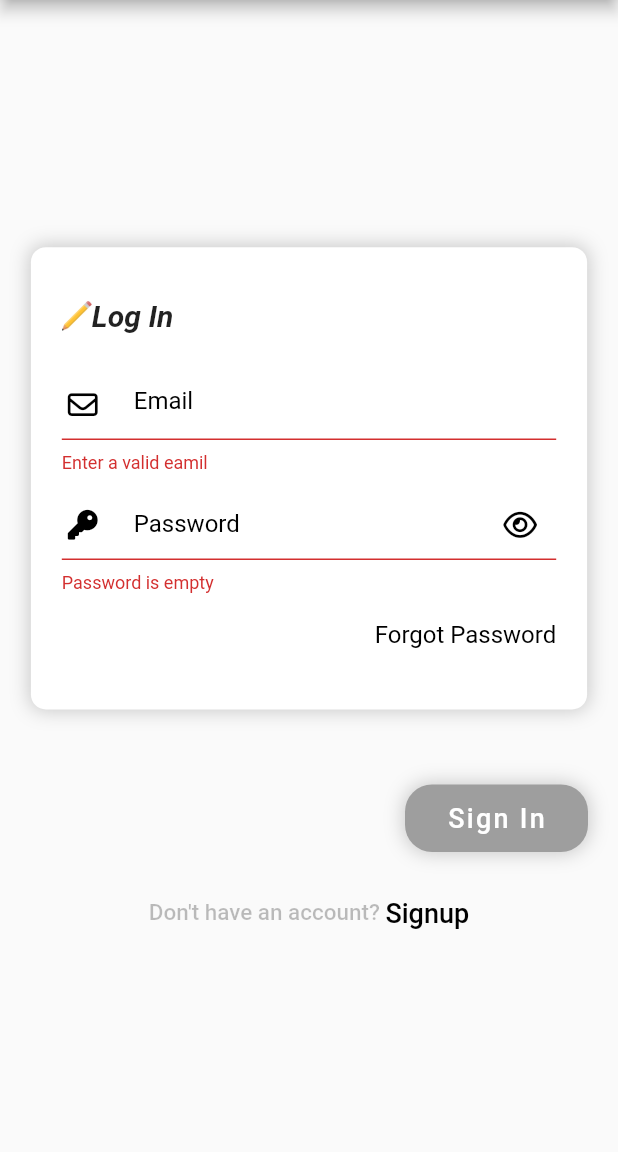
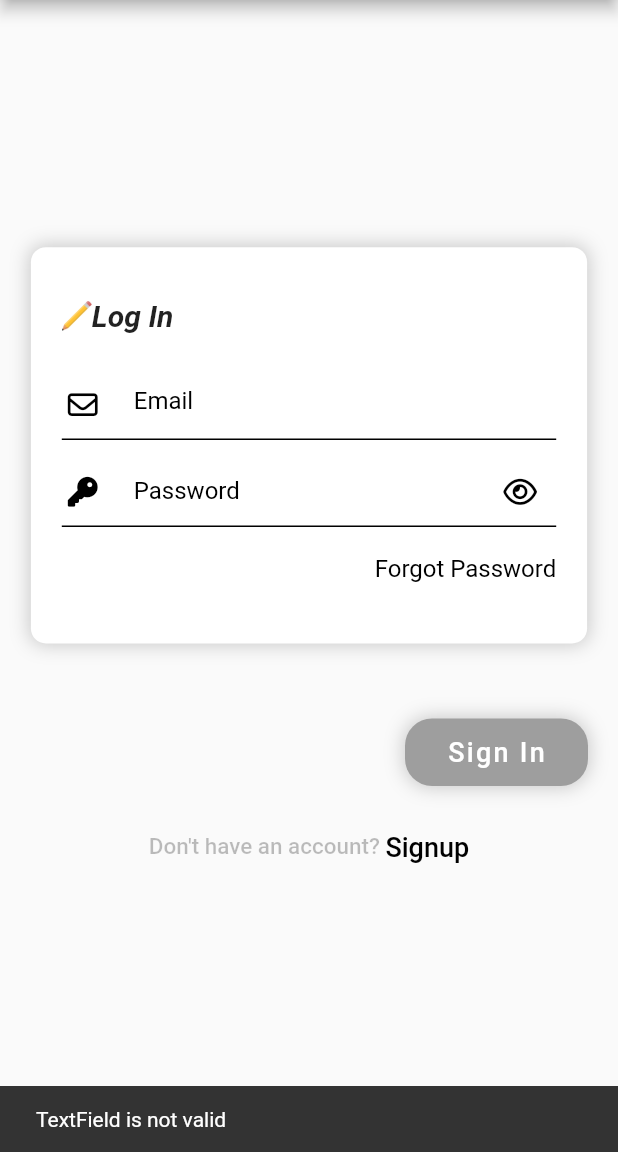
Before and after one commit to Masrafi/Bloc-Hero, a Flutter app: the screen it shows after launch, after a tap on "Sign In", on a phone screen of 412 x 824 dp, the part 84-1236 px from its top. Run offline on Flutter 3.47's test engine with Material 2 defaults, Android fonts, the phone set to English and light mode, and no system bars; our stand-ins replace animated_text_kit, connectivity, email_validator, flutter_bloc, font_awesome_flutter, modal_progress_hud_nsn; Roboto replaces fonts that are missing (OpenSans, Signatra).

```diff
--- a/lib/bloc/login_bloc/login_state.dart
+++ b/lib/bloc/login_bloc/login_state.dart
@@ -10,3 +10,7 @@ class LogInErrorState extends LogInState {
 }
 
 class LogInLoadingState extends LogInState {}
+
+class LogInSuccessState extends LogInState {}
+
+class LogInFailState extends LogInState {}
--- a/lib/screen/login_screen.dart
+++ b/lib/screen/login_screen.dart
@@ -3,7 +3,7 @@ import 'package:bdtender_bloc/bloc/login_bloc/login_state.dart';
 import 'package:flutter/material.dart';
 import 'package:flutter_bloc/flutter_bloc.dart';
 import 'package:font_awesome_flutter/font_awesome_flutter.dart';
-import 'package:shared_preferences/shared_preferences.dart';
+import 'package:modal_progress_hud_nsn/modal_progress_hud_nsn.dart';
 import '../bloc/login_bloc/login_bloc.dart';
 import '../utils/color.dart';
 import '../utils/heder.dart';
@@ -17,7 +17,6 @@ class LoginScreen extends StatefulWidget {
 }
 
 class _LoginScreenState extends State<LoginScreen> {
-  final GlobalKey<FormState> _formKey = GlobalKey<FormState>();
   var emailController = new TextEditingController();
   var passController = new TextEditingController();
   bool colo1 = false;
@@ -29,13 +28,10 @@ class _LoginScreenState extends State<LoginScreen> {
   Widget build(BuildContext context) {
     return Scaffold(
         appBar: header(context, titleText: 'BDTender'),
-        body: Form(
-          key: _formKey,
-          child: SingleChildScrollView(
+        body: SingleChildScrollView(
           reverse: true,
           child: Column(
             children: [
-                //internet check
               BlocConsumer<InternetCubit, InternetState>(
                 listener: (context, state) {
                   if (state == InternetState.Gained) {
@@ -56,7 +52,28 @@ class _LoginScreenState extends State<LoginScreen> {
                   return Container();
                 },
               ),
-
+              BlocListener<LogInBloc, LogInState>(
+                listener: (context, state) {
+                  if (state is LogInSuccessState) {
+                    //showSpinner = false;
+                    ScaffoldMessenger.of(context).showSnackBar(
+                      const SnackBar(
+                        content: Text('Login Successfully'),
+                      ),
+                    );
+                  }
+                  if (state is LogInFailState) {
+                    ScaffoldMessenger.of(context).showSnackBar(
+                      const SnackBar(
+                        content: Text('Login Fail'),
+                      ),
+                    );
+                  }
+                },
+                child: BlocBuilder<LogInBloc, LogInState>(
+                  builder: (context, state) {
+                    return Column(
+                      children: [
                         Container(
                           padding: EdgeInsets.only(
                             left: MediaQuery.of(context).size.height / 40,
@@ -82,7 +99,8 @@ class _LoginScreenState extends State<LoginScreen> {
                                 color: Colors.black.withOpacity(0.2),
                                 spreadRadius: 1,
                                 blurRadius: 10,
-                        offset: Offset(0, 0), // changes position of shadow
+                                offset:
+                                    Offset(0, 0), // changes position of shadow
                               ),
                             ],
                           ),
@@ -105,22 +123,16 @@ class _LoginScreenState extends State<LoginScreen> {
                                   SizedBox(
                                     width: 20,
                                   ),
-                          BlocBuilder<LogInBloc, LogInState>(
-                            builder: (context, state) {
-                              if (state is LogInErrorState) {
-                                return Center(
+                                  if (state is LogInErrorState) ...[
+                                    Center(
                                       child: Text(
                                         state.errorMessage,
                                         style: TextStyle(
                                           color: color.blackB,
                                         ),
                                       ),
-                                );
-                              } else {
-                                return Container();
-                              }
-                            },
-                          ),
+                                    )
+                                  ],
                                 ],
                               ),
                               SizedBox(
@@ -136,23 +148,26 @@ class _LoginScreenState extends State<LoginScreen> {
                                 onChanged: (value) {
                                   email = value;
                                   BlocProvider.of<LogInBloc>(context).add(
-                              LogInTextChangeEvent(
-                                  emailController.text, passController.text));
+                                      LogInTextChangeEvent(emailController.text,
+                                          passController.text));
                                 },
                                 controller: emailController,
                                 cursorColor: Colors.green,
                                 keyboardType: TextInputType.emailAddress,
                                 //controller: _email,
                                 style: TextStyle(color: Colors.green),
-                        validator: (val) => val!.isEmpty || !val.contains("@")
+                                validator: (val) =>
+                                    val!.isEmpty || !val.contains("@")
                                         ? "Enter a valid eamil"
                                         : null,
                                 decoration: InputDecoration(
                                     enabledBorder: UnderlineInputBorder(
-                              borderSide: BorderSide(color: Colors.black),
+                                      borderSide:
+                                          BorderSide(color: Colors.black),
                                     ),
                                     focusedBorder: UnderlineInputBorder(
-                              borderSide: BorderSide(color: Colors.green),
+                                      borderSide:
+                                          BorderSide(color: Colors.green),
                                     ),
                                     //border: InputBorder.none,
                                     // contentPadding: EdgeInsets.only(top: 14, left: 20, right: 20),
@@ -160,15 +175,17 @@ class _LoginScreenState extends State<LoginScreen> {
                                       padding: const EdgeInsets.only(right: 20),
                                       child: Icon(
                                         FontAwesomeIcons.envelope,
-                                color:
-                                    colo1 == true ? Colors.green : Colors.black,
+                                        color: colo1 == true
+                                            ? Colors.green
+                                            : Colors.black,
                                         size: 20,
                                       ), // Change this icon as per your requirement
                                     ),
                                     hintText: "Email",
                                     hintStyle: TextStyle(
-                              color:
-                                  colo1 == true ? Colors.green : Colors.black,
+                                      color: colo1 == true
+                                          ? Colors.green
+                                          : Colors.black,
                                     )),
                               ),
                               SizedBox(
@@ -184,8 +201,8 @@ class _LoginScreenState extends State<LoginScreen> {
                                 },
                                 onChanged: (va) {
                                   BlocProvider.of<LogInBloc>(context).add(
-                              LogInTextChangeEvent(
-                                  emailController.text, passController.text));
+                                      LogInTextChangeEvent(emailController.text,
+                                          passController.text));
                                 },
                                 keyboardType: TextInputType.visiblePassword,
                                 //controller: _pass,
@@ -201,10 +218,12 @@ class _LoginScreenState extends State<LoginScreen> {
                                 cursorColor: Colors.green,
                                 decoration: InputDecoration(
                                     enabledBorder: UnderlineInputBorder(
-                              borderSide: BorderSide(color: Colors.black),
+                                      borderSide:
+                                          BorderSide(color: Colors.black),
                                     ),
                                     focusedBorder: UnderlineInputBorder(
-                              borderSide: BorderSide(color: Colors.green),
+                                      borderSide:
+                                          BorderSide(color: Colors.green),
                                     ),
                                     //border: InputBorder.none,
                                     contentPadding: EdgeInsets.only(
@@ -214,8 +233,9 @@ class _LoginScreenState extends State<LoginScreen> {
                                       padding: const EdgeInsets.only(right: 20),
                                       child: Icon(
                                         FontAwesomeIcons.key,
-                                color:
-                                    colo2 == true ? Colors.green : Colors.black,
+                                        color: colo2 == true
+                                            ? Colors.green
+                                            : Colors.black,
                                         size: 20,
                                       ), // Change this icon as per your requirement
                                     ),
@@ -225,15 +245,17 @@ class _LoginScreenState extends State<LoginScreen> {
                                       },
                                       child: Icon(
                                         FontAwesomeIcons.eye,
-                                color:
-                                    colo2 == true ? Colors.green : Colors.black,
+                                        color: colo2 == true
+                                            ? Colors.green
+                                            : Colors.black,
                                         size: 20,
                                       ),
                                     ),
                                     hintText: "Password",
                                     hintStyle: TextStyle(
-                              color:
-                                  colo2 == true ? Colors.green : Colors.black,
+                                      color: colo2 == true
+                                          ? Colors.green
+                                          : Colors.black,
                                     )),
                               ),
                               SizedBox(
@@ -244,7 +266,8 @@ class _LoginScreenState extends State<LoginScreen> {
                                 child: InkWell(
                                   child: Text(
                                     "Forgot Password",
-                            style: TextStyle(color: Colors.black, fontSize: 16),
+                                    style: TextStyle(
+                                        color: Colors.black, fontSize: 16),
                                   ),
                                   onTap: () {
                                     // Navigator.push(
@@ -260,12 +283,12 @@ class _LoginScreenState extends State<LoginScreen> {
                             ],
                           ),
                         ),
-                BlocBuilder<LogInBloc, LogInState>(builder: (context, state) {
-                  if (state is LogInLoadingState) {
-                    return Center(child: CircularProgressIndicator());
-                  }
-                  return Container(
-                    margin: EdgeInsets.only(left: 270, right: 20, top: 50),
+                        if (state is LogInLoadingState) ...[
+                          Center(child: CircularProgressIndicator())
+                        ],
+                        Container(
+                          margin:
+                              EdgeInsets.only(left: 270, right: 20, top: 50),
                           height: 45,
                           decoration: BoxDecoration(
                             color: (state is LogInValidState)
@@ -279,13 +302,13 @@ class _LoginScreenState extends State<LoginScreen> {
                                 color: Colors.black.withOpacity(0.2),
                                 spreadRadius: 1,
                                 blurRadius: 10,
-                          offset: Offset(0, 0), // changes position of shadow
+                                offset:
+                                    Offset(0, 0), // changes position of shadow
                               ),
                             ],
                           ),
                           child: GestureDetector(
                             onTap: () async {
-                        if (_formKey.currentState!.validate()) {
                               if (state is LogInValidState) {
                                 BlocProvider.of<LogInBloc>(context).add(
                                   LogInSubmittedEvent(
@@ -293,6 +316,8 @@ class _LoginScreenState extends State<LoginScreen> {
                                     passController.text,
                                   ),
                                 );
+                                emailController.clear();
+                                passController.clear();
                                 // Navigator.pushNamed(context, '/internet', arguments: {
                                 //   "title": emailController.text,
                                 //   "pass": passController.text
@@ -300,10 +325,9 @@ class _LoginScreenState extends State<LoginScreen> {
                               } else {
                                 ScaffoldMessenger.of(context).showSnackBar(
                                   const SnackBar(
-                                content: Text('TextField is empty'),
+                                    content: Text('TextField is not valid'),
                                   ),
                                 );
-                          }
                               }
                             },
                             child: Center(
@@ -319,8 +343,7 @@ class _LoginScreenState extends State<LoginScreen> {
                               ),
                             ),
                           ),
-                  );
-                }),
+                        ),
                         SizedBox(
                           height: 30,
                         ),
@@ -331,7 +354,8 @@ class _LoginScreenState extends State<LoginScreen> {
                               "Don't have an account? ",
                               style: TextStyle(
                                 color: Colors.black26,
-                        fontSize: MediaQuery.of(context).size.height / 55,
+                                fontSize:
+                                    MediaQuery.of(context).size.height / 55,
                                 fontWeight: FontWeight.w500,
                               ),
                             ),
@@ -354,7 +378,11 @@ class _LoginScreenState extends State<LoginScreen> {
                           ],
                         ),
                       ],
+                    );
+                  },
                 ),
+              ),
+            ],
           ),
         ));
   }
--- a/pubspec.yaml
+++ b/pubspec.yaml
@@ -20,7 +20,7 @@ publish_to: 'none' # Remove this line if you wish to publish to pub.dev
 version: 1.0.0+1
 
 environment:
-  sdk: '>=2.16.0 <3.0.0'
+  sdk: '>=2.18.2 <3.0.0'
 
 # Dependencies specify other packages that your package needs in order to work.
 # To automatically upgrade your package dependencies to the latest versions
@@ -53,7 +53,7 @@ dependencies:
   http:
   font_awesome_flutter:
   webview_flutter:
-  modal_progress_hud:
+  modal_progress_hud_nsn: ^0.3.0
   toast:
   connectivity:
   email_validator:
```
Also changed, not shown: lib/bloc/login_bloc/login_bloc.dart (+24 -7 lines), pubspec.lock. Lines whose indentation alone changed are shown as unchanged.
